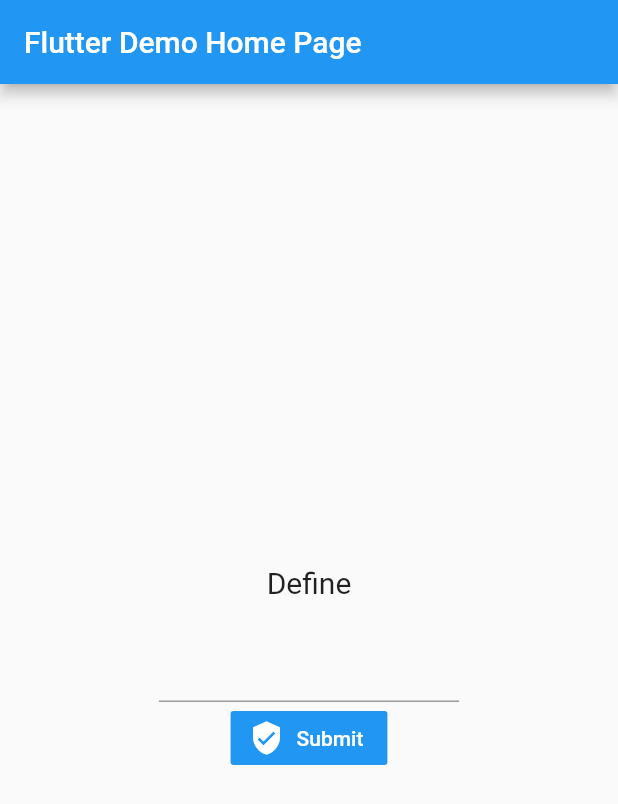
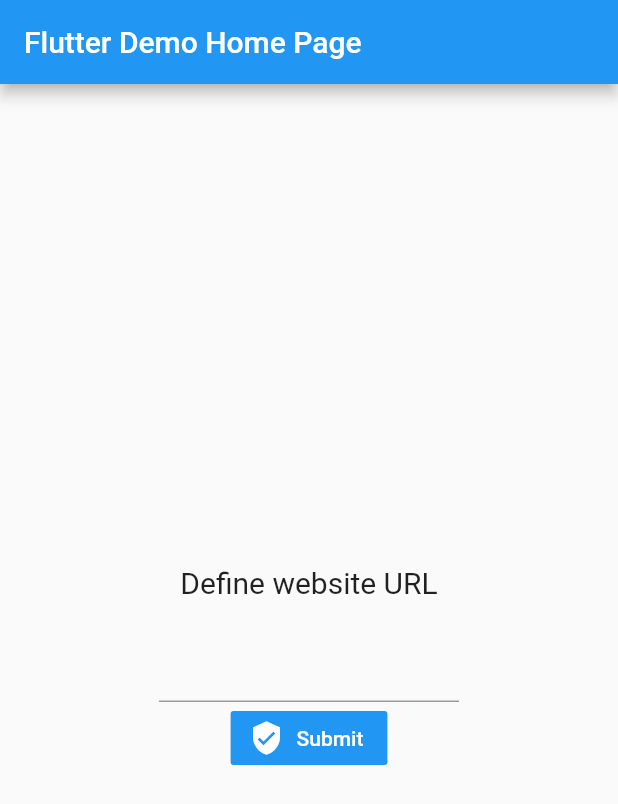
Before and after one commit to DrOreo002/FlutterExamBrowser, a Flutter app: the screen it shows after launch, on a phone screen of 412 x 824 dp. Shown: the top 804 px of the screen. Run offline on Flutter 3.47's test engine with Material 2 defaults, Android fonts, the phone set to English and light mode, and no system bars.

Commit message:
Update main.dart

```diff
--- a/lib/main.dart
+++ b/lib/main.dart
@@ -66,7 +66,7 @@ class _MyHomePageState extends State<MyHomePage> {
           mainAxisAlignment: MainAxisAlignment.center,
           children: <Widget>[
             Text(
-              'Define',
+              'Define website URL',
               style: new TextStyle(
                 fontSize: 20.0,
                 height: 2.0,
```
